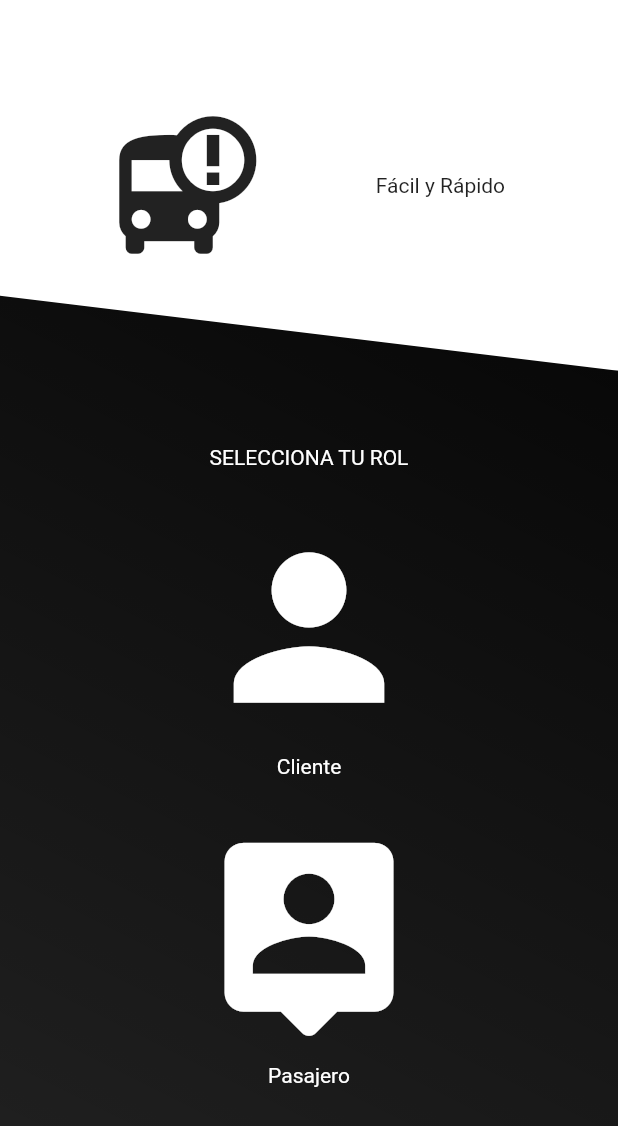
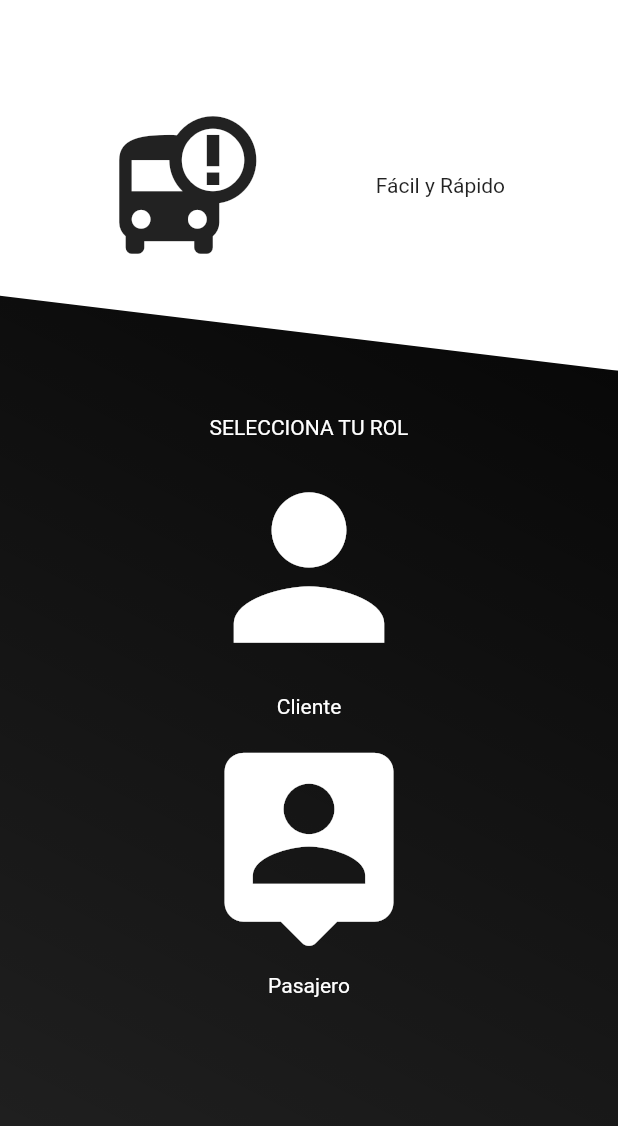
Before and after one commit to guzmanem/flutter__uber_clone, a Flutter app: the screen it shows after launch, on a phone screen of 412 x 824 dp. Shown: the top 1126 px of the screen. Run offline on Flutter 3.47's test engine with Material 2 defaults, Android fonts, the phone set to English and light mode, and no system bars; our stand-ins replace flutter_custom_clippers.

```diff
--- a/lib/main.dart
+++ b/lib/main.dart
@@ -1,6 +1,7 @@
 import 'package:flutter/material.dart';
+import 'package:uber_clone/screens/login/login_screen.dart';
 
-import './screen/home_screen.dart';
+import 'screens/home/home_screen.dart';
 
 void main() {
   runApp(UberClone());
@@ -22,6 +23,7 @@ class _UberCloneState extends State<UberClone> {
       initialRoute: 'home',
       routes: {
         'home': (BuildContext ctx) => HomeScreen(),
+        'login': (BuildContext ctx) => LoginScreen(),
       },
     );
   }
--- a/lib/screen/home_screen.dart
+++ b/lib/screens/home/home_screen.dart
@@ -22,14 +22,14 @@ class HomeScreen extends StatelessWidget {
           child: Column(
             children: [
               bannerTypeUser(context),
-              const SizedBox(height: 50),
+              const SizedBox(height: 30),
               textTypeUser('SELECCIONA TU ROL'),
-              const SizedBox(height: 30),
-              iconTypeUser(Icons.person),
+              const SizedBox(height: 10),
+              iconTypeUser(context, Icons.person),
               const SizedBox(height: 10),
               textTypeUser('Cliente'),
-              const SizedBox(height: 30),
-              iconTypeUser(Icons.person_pin_rounded),
+              const SizedBox(height: 10),
+              iconTypeUser(context, Icons.person_pin_rounded),
               const SizedBox(height: 10),
               textTypeUser('Pasajero')
             ],
@@ -60,11 +60,16 @@ Widget bannerTypeUser(BuildContext context) {
   );
 }
 
-Widget iconTypeUser(IconData icon) {
-  return Icon(
-    icon,
-    size: 150,
-    color: Colors.white,
+Widget iconTypeUser(BuildContext context, IconData icon) {
+  return GestureDetector(
+    onTap: () {
+      goToLogin(context);
+    },
+    child: Icon(
+      icon,
+      size: 150,
+      color: Colors.white,
+    ),
   );
 }
 
@@ -76,3 +81,7 @@ Widget textTypeUser(String typeUser) {
     ),
   );
 }
+
+void goToLogin(BuildContext context) {
+  Navigator.of(context).pushNamed('login');
+}
```
Also changed, not shown: lib/screens/login/login_screen.dart (added, +19 -0 lines), pubspec.lock, 2 other files.
